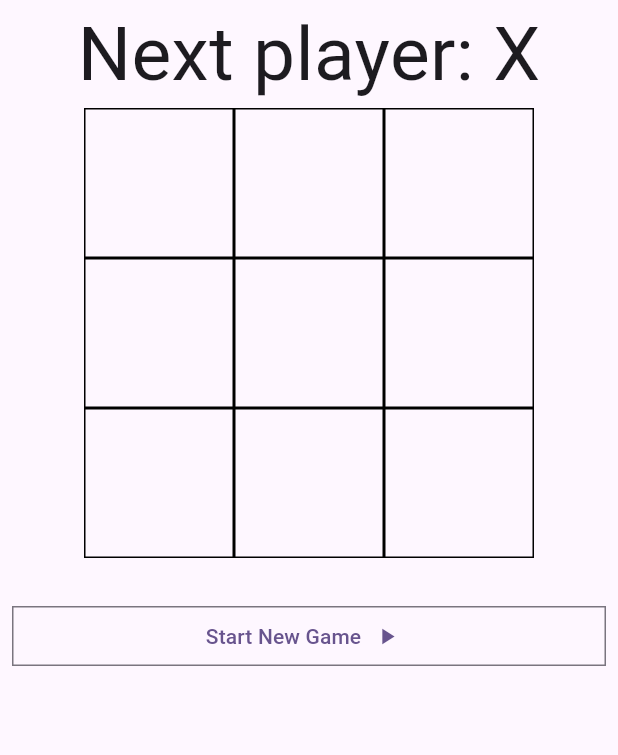
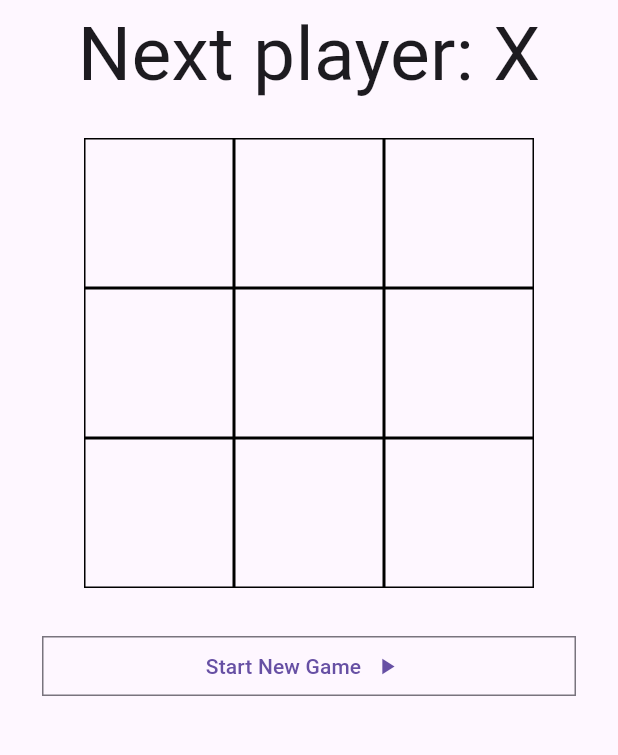
Before and after one commit to 0xharkirat/tictactoe, a Flutter app: the screen it shows after launch, on a phone screen of 412 x 824 dp, the part 84-839 px from its top. Run offline on Flutter 3.47's test engine with Material 3 defaults, Android fonts, the phone set to English and light mode, and no system bars; our stand-ins replace flutter_riverpod.

Commit message:
responsive

```diff
--- a/lib/main.dart
+++ b/lib/main.dart
@@ -1,5 +1,6 @@
 import 'package:flutter/material.dart';
 import 'package:flutter_riverpod/flutter_riverpod.dart';
+
 import 'package:tictactoe/src/screens/home_screen.dart';
 
 void main() {
@@ -12,13 +13,10 @@ class MyApp extends StatelessWidget {
   // This widget is the root of your application.
   @override
   Widget build(BuildContext context) {
-    return MaterialApp(
+    return const MaterialApp(
       title: 'Flutter Demo',
-      theme: ThemeData(
-        colorScheme: ColorScheme.fromSeed(seedColor: Colors.deepPurple),
-        useMaterial3: true,
-      ),
-      home: const HomeScreen(),
+      debugShowCheckedModeBanner: false,
+      home: HomeScreen(),
     );
   }
 }
--- a/lib/src/screens/home_screen.dart
+++ b/lib/src/screens/home_screen.dart
@@ -16,7 +16,12 @@ class HomeScreen extends StatelessWidget {
         centerTitle: true,
         backgroundColor: Theme.of(context).colorScheme.primaryContainer,
       ),
-      body: Center(
+      body: LayoutBuilder(
+        builder: (context, constraints) {
+          // Check if the screen width is larger than a specific breakpoint, e.g., 600
+          bool isWideScreen = constraints.maxWidth > 600;
+
+          return Center(
             child: Column(
               children: [
                 Consumer(builder: (context, ref, child) {
@@ -35,11 +40,36 @@ class HomeScreen extends StatelessWidget {
                     style: const TextStyle(fontSize: 50),
                   );
                 }),
+                const SizedBox(height: 20),
+                // Use Row for wide screens, Column for narrow screens
+                if (isWideScreen)
+                  Expanded(
+                    child: Row(
+                      mainAxisSize: MainAxisSize.min,
+                      crossAxisAlignment: CrossAxisAlignment.start,
+                      children: [
                         const BoardWidget(),
-            const SizedBox(height: 20),
-            const HistoryListWidget(),
+                        const SizedBox(width: 20),
+                        SizedBox(
+                            width: constraints.maxWidth < 700 ? 200 : 300,
+                            child: const HistoryListWidget()),
                       ],
                     ),
+                  )
+                else
+                  const Expanded(
+                    child: Column(
+                      children: [
+                        BoardWidget(),
+                        SizedBox(height: 20),
+                        HistoryListWidget(),
+                      ],
+                    ),
+                  ),
+              ],
+            ),
+          );
+        },
       ),
     );
   }
--- a/lib/src/widgets/history_list_widget.dart
+++ b/lib/src/widgets/history_list_widget.dart
@@ -12,11 +12,13 @@ class HistoryListWidget extends ConsumerWidget {
   Widget build(BuildContext context, WidgetRef ref) {
     return Expanded(
       child: Padding(
-        padding: const EdgeInsets.all(8.0),
+        padding: const EdgeInsets.symmetric(horizontal: 20),
         child: ListView.builder(
           itemCount: ref.watch(historyController).length,
           itemBuilder: (context, index) {
-            return OutlinedButton.icon(
+            return Padding(
+              padding: const EdgeInsets.all(8.0),
+              child: OutlinedButton.icon(
                 icon: Icon(
                   index == 0 ? Icons.play_arrow : Icons.history,
                 ),
@@ -33,6 +35,7 @@ class HistoryListWidget extends ConsumerWidget {
                 label: index == 0
                     ? const Text("Start New Game")
                     : Text("Go to Step $index"),
+              ),
             );
           },
         ),
--- a/lib/src/widgets/square_widget.dart
+++ b/lib/src/widgets/square_widget.dart
@@ -9,7 +9,7 @@ class SquareWidget extends ConsumerWidget {
   @override
   Widget build(BuildContext context, WidgetRef ref) {
     final currentSquare = ref.watch(historyController).last[id];
-    return InkWell(
+    return GestureDetector(
       onTap: currentSquare == null &&
               ref.read(historyController.notifier).checkWinner() == null
           ? () {
@@ -17,7 +17,7 @@ class SquareWidget extends ConsumerWidget {
               ref.read(moveController.notifier).increment();
             }
           : null,
-      mouseCursor: SystemMouseCursors.click,
+
       child: Container(
         width: 100,
         height: 100,
--- a/pubspec.yaml
+++ b/pubspec.yaml
@@ -36,6 +36,7 @@ dependencies:
   # Use with the CupertinoIcons class for iOS style icons.
   cupertino_icons: ^1.0.6
   flutter_riverpod: ^2.5.1
+  shadcn_ui: ^0.9.0
 
 dev_dependencies:
   flutter_test:
```
Also changed, not shown: pubspec.lock. Lines whose indentation alone changed are shown as unchanged.
